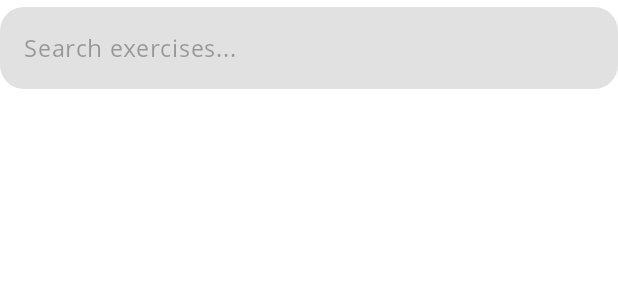
After one commit to TomTruyen/Fitoryx-Android-Native, an Android app: the layout exercise_search_bar.xml on its own in the app's theme, with its tools: preview values and no code run, on a phone screen of 412 x 824 dp. The commit adds this screen. Shown: the top 300 px of the screen. Run offline under Robolectric (Android 15) with nearby library versions, the phone set to English and light mode, and no system bars.

Commit message:
feat: search by query

```diff
--- /dev/null
+++ b/app/src/main/res/drawable/ic_back.xml
@@ -0,0 +1,5 @@
+<vector android:autoMirrored="true" android:height="24dp"
+    android:tint="#000000" android:viewportHeight="24"
+    android:viewportWidth="24" android:width="24dp" xmlns:android="http://schemas.android.com/apk/res/android">
+    <path android:fillColor="@android:color/white" android:pathData="M20,11H7.83l5.59,-5.59L12,4l-8,8 8,8 1.41,-1.41L7.83,13H20v-2z"/>
+</vector>
--- /dev/null
+++ b/app/src/main/res/drawable/ic_close.xml
@@ -0,0 +1,5 @@
+<vector android:height="24dp" android:tint="#000000"
+    android:viewportHeight="24" android:viewportWidth="24"
+    android:width="24dp" xmlns:android="http://schemas.android.com/apk/res/android">
+    <path android:fillColor="@android:color/white" android:pathData="M19,6.41L17.59,5 12,10.59 6.41,5 5,6.41 10.59,12 5,17.59 6.41,19 12,13.41 17.59,19 19,17.59 13.41,12z"/>
+</vector>
--- /dev/null
+++ b/app/src/main/res/layout/exercise_search_bar.xml
@@ -0,0 +1,27 @@
+<?xml version="1.0" encoding="utf-8"?>
+<RelativeLayout xmlns:android="http://schemas.android.com/apk/res/android"
+    xmlns:app="http://schemas.android.com/apk/res-auto"
+    android:layout_width="match_parent"
+    android:layout_height="?attr/actionBarSize"
+    android:gravity="center">
+
+    <com.google.android.material.textfield.TextInputLayout
+        android:id="@+id/search_input_layout"
+        android:layout_width="match_parent"
+        android:layout_height="wrap_content"
+        app:endIconDrawable="@drawable/ic_close"
+        app:endIconMode="clear_text"
+        app:endIconTint="@color/black"
+        >
+        <com.google.android.material.textfield.TextInputEditText
+            android:layout_width="match_parent"
+            android:layout_height="wrap_content"
+            android:imeOptions="actionDone"
+            android:hint="@string/search_exercises"
+            android:singleLine="true"
+            android:padding="@dimen/text_input_edit_text_with_hint_padding"
+            android:inputType="text"
+            />
+    </com.google.android.material.textfield.TextInputLayout>
+
+</RelativeLayout>
--- a/app/src/main/res/values/strings.xml
+++ b/app/src/main/res/values/strings.xml
@@ -33,4 +33,6 @@
     <string name="error_password_required">Password is required</string>
     <string name="error_title">Error</string>
     <string name="error_password_length">Password must be at least 6 characters</string>
+    <string name="close">Close</string>
+    <string name="search_exercises">Search exercises...</string>
 </resources>
```
Also changed, not shown: app/src/main/java/com/tomtruyen/Fitoryx/ui/exercise/ExerciseFragment.kt (+63 -4 lines), app/src/main/java/com/tomtruyen/Fitoryx/ui/exercise/ExerciseViewModel.kt (+15 -0 lines).
